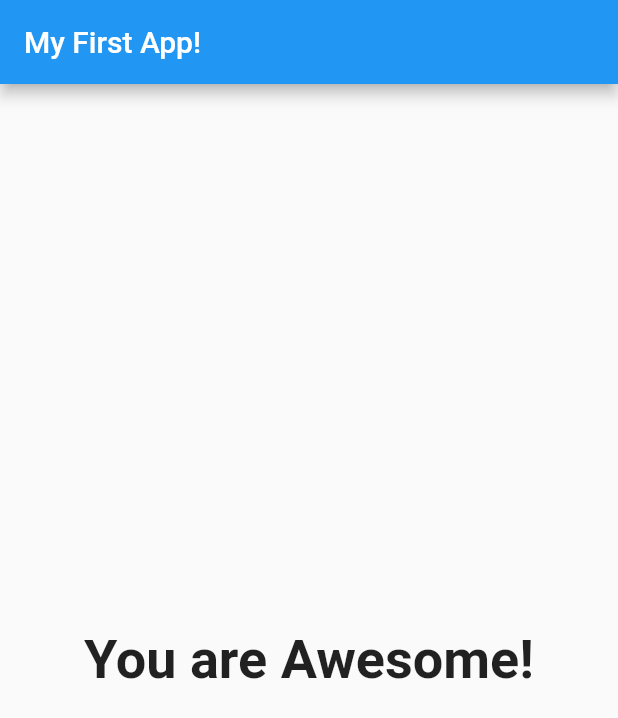
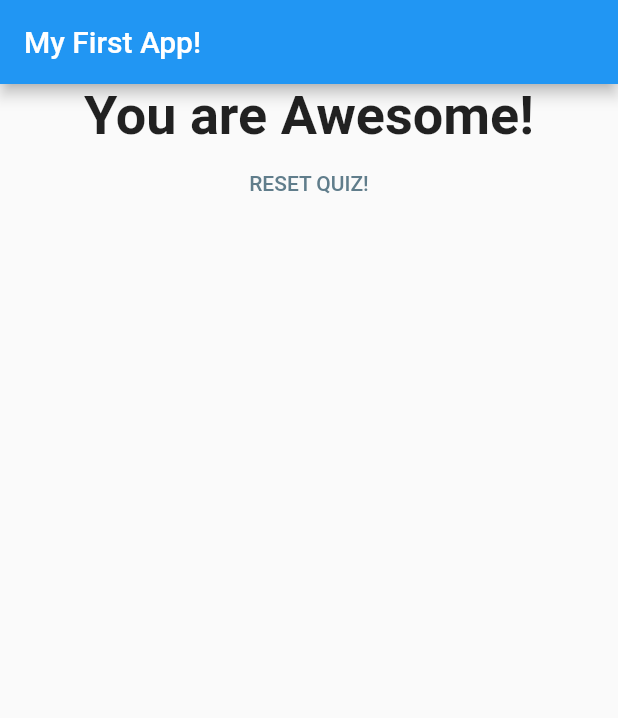
Before and after one commit to rajput-hemant/my-first-app, a Flutter app: the screen it shows after launch, after a tap on "Black", after a tap on "Cat", on a phone screen of 412 x 824 dp. Shown: the top 718 px of the screen. Run offline on Flutter 3.47's test engine with Material 2 defaults, Android fonts, the phone set to English and light mode, and no system bars.

Commit message:
Added RESET button
Signed-off-by: rajput-hemant <hemant.rajput_cs20@gla.ac.in>

```diff
--- a/lib/main.dart
+++ b/lib/main.dart
@@ -13,7 +13,7 @@ class MyApp extends StatefulWidget {
   State<StatefulWidget> createState() => _MyAppState();
 }
 
-//  Version 11 - Adding Scoring System
+// Version 12 - Adding RESET button
 
 class _MyAppState extends State<MyApp> {
   var _questions = [
@@ -40,6 +40,13 @@ class _MyAppState extends State<MyApp> {
   var _questionIndex = 0;
   var _totalScore = 0;
 
+  void _resetQuiz() {
+    setState(() {
+      _questionIndex = 0;
+      _totalScore = 0;
+    });
+  }
+
   void _answerQuestion(int score) {
     _totalScore += score;
     // for changing the state of the body text
@@ -63,10 +70,66 @@ class _MyAppState extends State<MyApp> {
                 answerQuestion: _answerQuestion,
                 questions: _questions,
               )
-              : Result(_totalScore)),
+            : Result(_totalScore, _resetQuiz),
+      ),
     );
   }
 }
+
+//  Version 11 - Adding Scoring System
+
+// class _MyAppState extends State<MyApp> {
+//   var _questions = [
+//     {
+//       'questionText': 'What\'s your favourite color?',
+//       'answers': [
+//         {'text': 'Black', 'score': 10},
+//         {'text': 'Red', 'score': 6},
+//         {'text': 'White', 'score': 15},
+//         {'text': 'Green', 'score': 5},
+//       ],
+//     },
+//     {
+//       'questionText': 'What\'s your favourite animal?',
+//       'answers': [
+//         {'text': 'Dog', 'score': 10},
+//         {'text': 'Cat', 'score': 8},
+//         {'text': 'Lion', 'score': 4},
+//         {'text': 'Horse', 'score': 14},
+//       ],
+//     },
+//   ];
+
+//   var _questionIndex = 0;
+//   var _totalScore = 0;
+
+//   void _answerQuestion(int score) {
+//     _totalScore += score;
+//     // for changing the state of the body text
+//     setState(() {
+//       _questionIndex += 1;
+//     });
+//     // _questionIndex += 1;
+//     print(_questionIndex);
+//   }
+
+//   @override
+//   Widget build(BuildContext context) {
+//     return MaterialApp(
+//       home: Scaffold(
+//           appBar: AppBar(
+//             title: Text('My First App!'),
+//           ),
+//           body: _questionIndex < _questions.length
+//               ? Quiz(
+//                   questionIndex: _questionIndex,
+//                   answerQuestion: _answerQuestion,
+//                   questions: _questions,
+//                 )
+//               : Result(_totalScore)),
+//     );
+//   }
+// }
 
 //  Version 10 - Splitting into Widgets
 
--- a/lib/result.dart
+++ b/lib/result.dart
@@ -2,8 +2,9 @@ import 'package:flutter/material.dart';
 
 class Result extends StatelessWidget {
   final int resultScore;
+  final VoidCallback resetHandler;
 
-  Result(this.resultScore);
+  Result(this.resultScore, this.resetHandler);
 
   String get resultPhrase {
     var resultText;
@@ -13,17 +14,42 @@ class Result extends StatelessWidget {
     return resultText;
   }
 
-//  Version 11 - Adding Scoring System
+// Version 12 - Adding RESET button
 
+  @override
   Widget build(BuildContext context) {
     return Center(
-      child: Text(
-        resultPhrase,
-        style: TextStyle(fontSize: 36, fontWeight: FontWeight.bold),
+      child: Column(
+        children: [
+          Text(
+            resultPhrase,
+            style: TextStyle(fontSize: 36, fontWeight: FontWeight.bold),
+          ),
+          FlatButton(
+            child: Text(
+              'RESET QUIZ!',
+            ),
+            textColor: Colors.blueGrey,
+            onPressed: resetHandler,
+          )
+        ],
       ),
     );
   }
 }
+
+//  Version 11 - Adding Scoring System
+
+//   @override
+//   Widget build(BuildContext context) {
+//     return Center(
+//       child: Text(
+//         resultPhrase,
+//         style: TextStyle(fontSize: 36, fontWeight: FontWeight.bold),
+//       ),
+//     );
+//   }
+// }
 
 //  Version 10 - Splitting into Widgets
 
```
Lines whose indentation alone changed are shown as unchanged.
